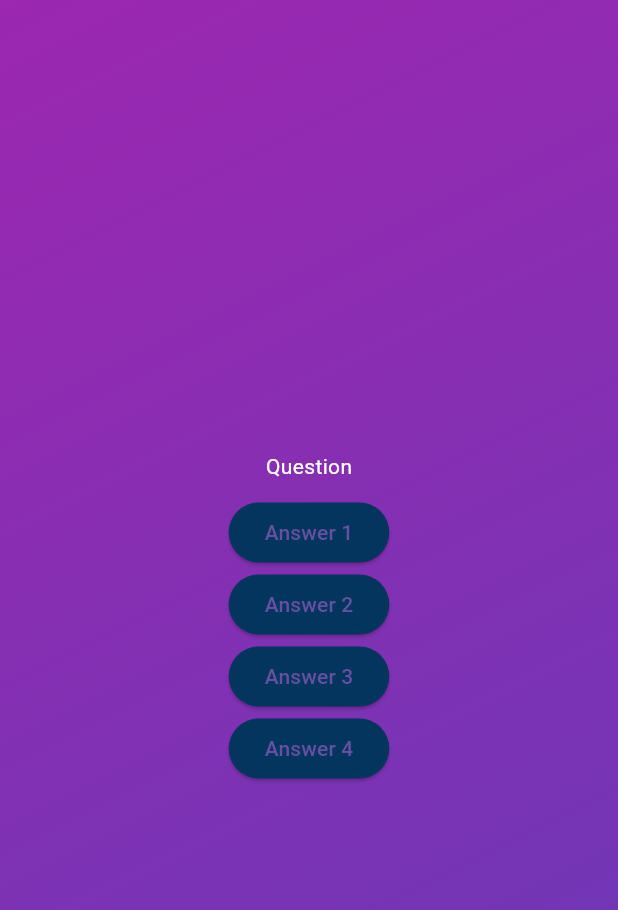
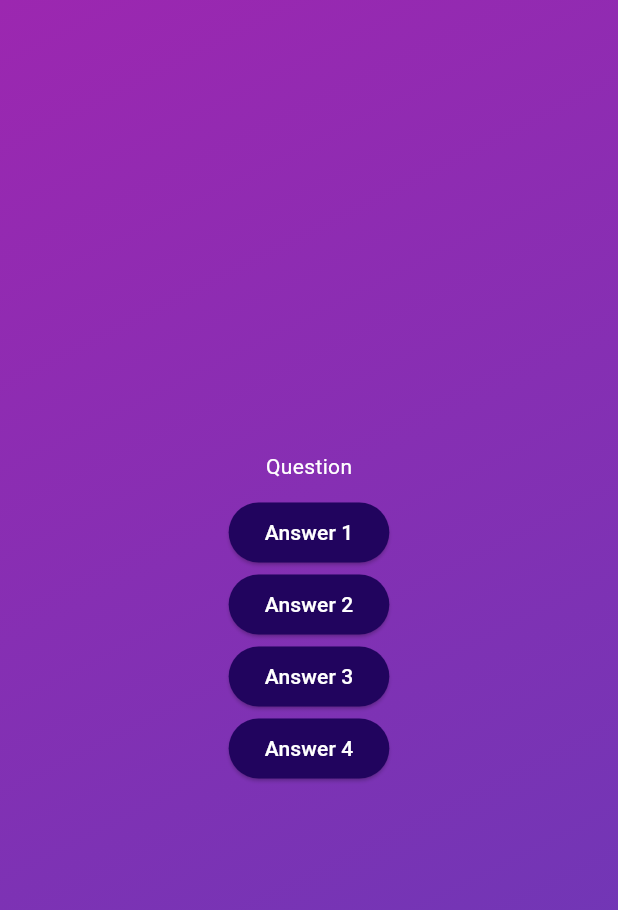
Before and after one commit to Olooce/basic_quiz_app, a Flutter app: the screen it shows after launch, after a tap on "Start Quiz", on a phone screen of 412 x 824 dp. Shown: the top 910 px of the screen. Run offline on Flutter 3.47's test engine with Material 3 defaults, Android fonts, the phone set to English and light mode, and no system bars.

Commit message:
style: improve code formatting

```diff
--- a/lib/answer_button.dart
+++ b/lib/answer_button.dart
@@ -10,7 +10,11 @@ class AnswerButton extends StatelessWidget {
     return ElevatedButton(
       onPressed: onClick,
       style: ElevatedButton.styleFrom(
-        backgroundColor: const Color.fromARGB(255, 4, 53, 94),
+        backgroundColor: const Color.fromARGB(255, 33, 4, 94),
+        foregroundColor: Colors.white,
+        shape: const RoundedRectangleBorder(
+          borderRadius: BorderRadius.circular(45),
+        ),
       ),
       child: Text(answerString),
     );
```
